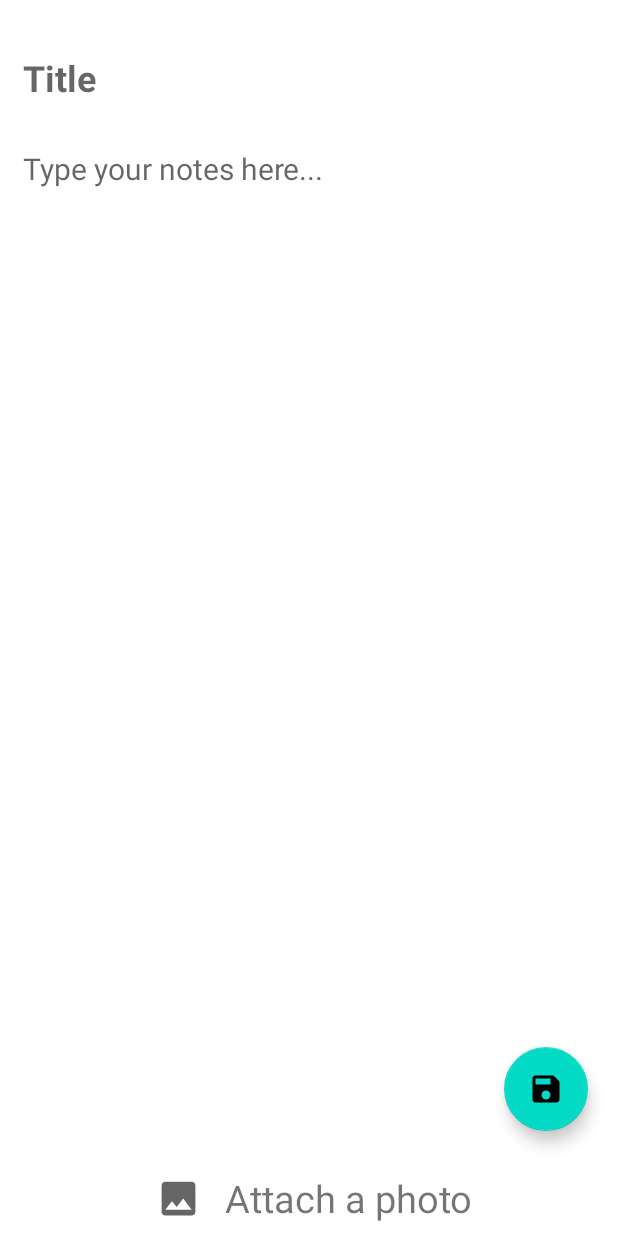
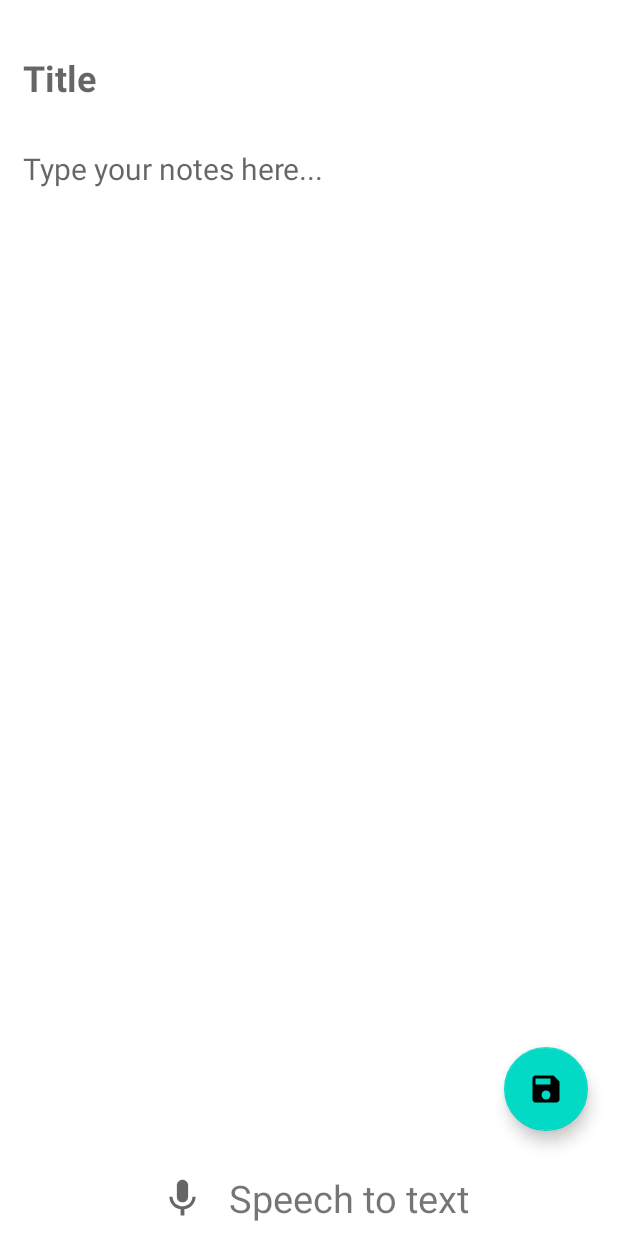
Before and after one commit to drbuhion/PocketNotes, an Android app: the CreateNoteActivity screen opened directly, with no data from a screen before it, on a phone screen of 412 x 824 dp. Run offline under Robolectric (Android 15) with nearby library versions, the phone set to English and light mode, and no system bars; our stand-ins replace Firebase (no records; nobody signed in at launch, a user with empty details on screens opened directly).

Commit message:
Design changes for additional features

```diff
--- a/app/src/main/AndroidManifest.xml
+++ b/app/src/main/AndroidManifest.xml
@@ -11,6 +11,7 @@
         android:label="@string/app_name"
         android:roundIcon="@mipmap/ic_launcher_round"
         android:supportsRtl="true"
+        android:windowSoftInputMode="adjustResize"
         android:theme="@style/Theme.PocketNotes">
         <activity
             android:name=".UpdateNoteActivity"
--- a/app/src/main/java/ph/edu/dlsu/mobdeve/s12/buhion/minor/pocketnotes/UpdateNoteActivity.kt
+++ b/app/src/main/java/ph/edu/dlsu/mobdeve/s12/buhion/minor/pocketnotes/UpdateNoteActivity.kt
@@ -80,9 +80,5 @@ class UpdateNoteActivity : AppCompatActivity() {
                 }
             }
         }
-
-        btn_export.setOnClickListener{
-            TODO()
-        }
     }
 }
--- /dev/null
+++ b/app/src/main/res/drawable/ic_mic.xml
@@ -0,0 +1,10 @@
+<vector xmlns:android="http://schemas.android.com/apk/res/android"
+    android:width="30dp"
+    android:height="30dp"
+    android:viewportWidth="24"
+    android:viewportHeight="24"
+    android:tint="?attr/colorControlNormal">
+  <path
+      android:fillColor="@android:color/white"
+      android:pathData="M12,14c1.66,0 2.99,-1.34 2.99,-3L15,5c0,-1.66 -1.34,-3 -3,-3S9,3.34 9,5v6c0,1.66 1.34,3 3,3zM17.3,11c0,3 -2.54,5.1 -5.3,5.1S6.7,14 6.7,11L5,11c0,3.41 2.72,6.23 6,6.72L11,21h2v-3.28c3.28,-0.48 6,-3.3 6,-6.72h-1.7z"/>
+</vector>
--- /dev/null
+++ b/app/src/main/res/drawable/ic_volume_up.xml
@@ -0,0 +1,5 @@
+<vector android:height="30dp" android:tint="?attr/colorControlNormal"
+    android:viewportHeight="24" android:viewportWidth="24"
+    android:width="30dp" xmlns:android="http://schemas.android.com/apk/res/android">
+    <path android:fillColor="@android:color/white" android:pathData="M3,9v6h4l5,5L12,4L7,9L3,9zM16.5,12c0,-1.77 -1.02,-3.29 -2.5,-4.03v8.05c1.48,-0.73 2.5,-2.25 2.5,-4.02zM14,3.23v2.06c2.89,0.86 5,3.54 5,6.71s-2.11,5.85 -5,6.71v2.06c4.01,-0.91 7,-4.49 7,-8.77s-2.99,-7.86 -7,-8.77z"/>
+</vector>
--- a/app/src/main/res/layout/activity_create_note.xml
+++ b/app/src/main/res/layout/activity_create_note.xml
@@ -40,30 +40,32 @@
         android:layout_height="wrap_content"
         android:src="@drawable/ic_save"
         app:layout_constraintEnd_toEndOf="parent"
-        app:layout_constraintBottom_toTopOf="@+id/ll_buttons"
+        app:layout_constraintBottom_toTopOf="@+id/ll_speech"
         android:layout_margin="20dp"/>
 
     <LinearLayout
-        android:id="@+id/ll_buttons"
+        android:id="@+id/ll_speech"
         android:layout_width="match_parent"
         android:layout_height="wrap_content"
         app:layout_constraintEnd_toEndOf="parent"
         app:layout_constraintBottom_toBottomOf="parent"
         android:orientation="horizontal"
-        android:gravity="center">
+        android:gravity="center"
+        android:clickable="true">
 
         <ImageButton
-            android:id="@+id/btn_photo"
+            android:id="@+id/btn_mic"
             android:layout_width="wrap_content"
             android:layout_height="wrap_content"
-            android:src="@drawable/ic_image"
-            android:backgroundTint="@color/white"/>
+            android:src="@drawable/ic_mic"
+            android:backgroundTint="@color/white"
+            android:clickable="false"/>
 
         <TextView
-            android:id="@+id/tv_photo"
+            android:id="@+id/tv_speech"
             android:layout_width="wrap_content"
             android:layout_height="wrap_content"
-            android:text="Attach a photo"
+            android:text="Speech to text"
             android:textSize="25sp"
             android:padding="4dp"/>
 
--- a/app/src/main/res/values/themes.xml
+++ b/app/src/main/res/values/themes.xml
@@ -2,8 +2,8 @@
     <!-- Base application theme. -->
     <style name="Theme.PocketNotes" parent="Theme.MaterialComponents.DayNight.DarkActionBar">
         <!-- Primary brand color. -->
-        <item name="colorPrimary">@color/purple_500</item>
-        <item name="colorPrimaryVariant">@color/purple_700</item>
+        <item name="colorPrimary">@color/white</item>
+        <item name="colorPrimaryVariant">@color/white</item>
         <item name="colorOnPrimary">@color/white</item>
         <!-- Secondary brand color. -->
         <item name="colorSecondary">@color/teal_200</item>
```
Also changed, not shown: app/src/main/java/ph/edu/dlsu/mobdeve/s12/buhion/minor/pocketnotes/CreateNoteActivity.kt (+42 -1 lines), app/src/main/res/drawable/ic_email.xml (added, +10 -0 lines), app/src/main/res/drawable/ic_hearing.xml (added, +10 -0 lines), app/src/main/res/layout/activity_update_note.xml (+31 -13 lines).
